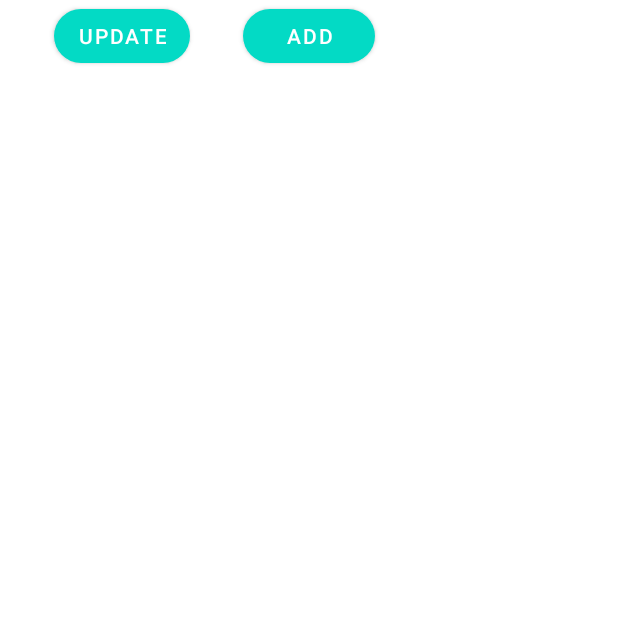
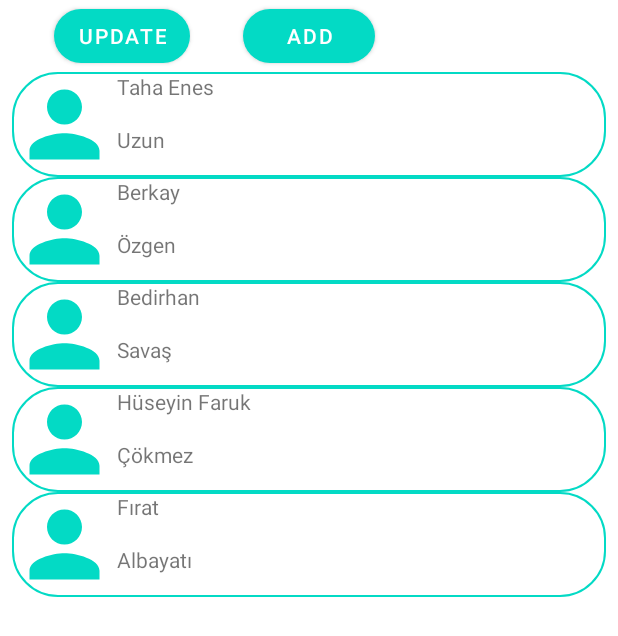
Before and after one commit to tenesuzun/TMD_Contacts_App, an Android app: the ContactsListActivity screen opened directly, with no data from a screen before it, on a phone screen of 412 x 824 dp. Shown: the top 636 px of the screen. Run offline under Robolectric (Android 15) with nearby library versions, the phone set to English and light mode, and no system bars.

Commit message:
Contact List Recycler view preparations: - Contact list recycler view has been set

```diff
--- a/app/build.gradle
+++ b/app/build.gradle
@@ -1,6 +1,7 @@
 plugins {
     id 'com.android.application'
     id 'kotlin-android'
+    id 'kotlin-android-extensions'
 }
 
 android {
--- a/app/src/main/java/com/example/tmdcontactsapp/ContactsListActivity.kt
+++ b/app/src/main/java/com/example/tmdcontactsapp/ContactsListActivity.kt
@@ -4,22 +4,41 @@ import android.content.Intent
 import androidx.appcompat.app.AppCompatActivity
 import android.os.Bundle
 import android.widget.Button
+import androidx.recyclerview.widget.RecyclerView
+import com.example.tmdcontactsapp.adapters.ContactListAdapter
+import com.example.tmdcontactsapp.models.DataSource
+import kotlinx.android.synthetic.main.activity_contacts_list.*
 
 class ContactsListActivity : AppCompatActivity() {
+    //var recyclerView: RecyclerView? = null
     override fun onCreate(savedInstanceState: Bundle?) {
         super.onCreate(savedInstanceState)
         setContentView(R.layout.activity_contacts_list)
 
-        val btn = findViewById<Button>(R.id.button)
-        btn.setOnClickListener{
+        button.setOnClickListener{
             val intent = Intent(this, AddNewContactActivity::class.java)
             startActivity(intent)
         }
 
-        val updateBtn = findViewById<Button>(R.id.button2)
-        updateBtn.setOnClickListener{
+        button2.setOnClickListener{
             val intent = Intent(this, updatingContactActivity::class.java)
             startActivity(intent)
         }
+        //recyclerView = findViewById(R.id.contactListRecycler)
+        initRecyclerView()
+        addDataSet()
+    }
+
+    private fun addDataSet(){
+        val data = DataSource.create_contacts_list()
+        contactsAdapter.submitList(data)
+    }
+
+
+    private lateinit var contactsAdapter: ContactListAdapter
+
+    private fun initRecyclerView(){
+        contactsAdapter = ContactListAdapter()
+        contactListRecycler?.adapter = contactsAdapter
     }
 }
--- /dev/null
+++ b/app/src/main/java/com/example/tmdcontactsapp/adapters/ContactListAdapter.kt
@@ -0,0 +1,52 @@
+package com.example.tmdcontactsapp.adapters
+
+import android.view.LayoutInflater
+import android.view.View
+import android.view.ViewGroup
+import android.widget.ImageView
+import android.widget.TextView
+import androidx.recyclerview.widget.RecyclerView
+import com.example.tmdcontactsapp.R
+import com.example.tmdcontactsapp.models.Contact
+
+class ContactListAdapter: RecyclerView.Adapter<RecyclerView.ViewHolder>() {
+
+    private var contactsList: List<Contact> = ArrayList()
+
+    fun submitList(items: List<Contact>){
+        contactsList = items
+    }
+
+    override fun onCreateViewHolder(parent: ViewGroup, viewType: Int): RecyclerView.ViewHolder {
+        return ContactListViewHolder(
+            LayoutInflater.from(parent.context).inflate(R.layout.contact_list_item_row, parent, false)
+        )
+    }
+
+    override fun onBindViewHolder(holder: RecyclerView.ViewHolder, position: Int) {
+        when(holder){
+            is ContactListViewHolder ->{
+                holder.bind(contactsList.get(position))
+            }
+        }
+    }
+
+    override fun getItemCount(): Int {
+        return contactsList.size
+    }
+
+    class ContactListViewHolder constructor(
+        itemView: View
+    ): RecyclerView.ViewHolder(itemView){
+        private val contactFirstName: TextView = itemView.findViewById(R.id.contactFirstName)
+        private val contactSurname: TextView = itemView.findViewById(R.id.contactSurname)
+        private val contactPP: ImageView = itemView.findViewById(R.id.contactPP)
+
+        fun bind(contact: Contact){
+            contactFirstName.text = contact.firstName
+            contactSurname.text = contact.surname
+            contactPP.setImageResource(contact.contactPicture)
+        }
+    }
+
+}
--- a/app/src/main/java/com/example/tmdcontactsapp/models/Contact.kt
+++ b/app/src/main/java/com/example/tmdcontactsapp/models/Contact.kt
@@ -1,10 +1,14 @@
 package com.example.tmdcontactsapp.models
+
+import android.graphics.drawable.Drawable
+import android.widget.ImageView
+import com.example.tmdcontactsapp.R
 
 data class Contact(
     //region Attributes
-    private var contactPicture: String,
-    private var firstName: String,
-    private var surname: String,
+    var contactPicture: Int,
+    var firstName: String,
+    var surname: String,
     private var emailAddress: String = "",
     private var phoneNumber: String = "",
     private var workNumber: String = "",
--- /dev/null
+++ b/app/src/main/java/com/example/tmdcontactsapp/models/DataSource.kt
@@ -0,0 +1,19 @@
+package com.example.tmdcontactsapp.models
+
+import com.example.tmdcontactsapp.R
+
+class DataSource {
+
+    companion object {
+
+        fun create_contacts_list(): List<Contact> {
+            return listOf(
+                Contact(R.drawable.ic_baseline_person_24, "Taha Enes", "Uzun"),
+                Contact(R.drawable.ic_baseline_person_24, "Berkay", "Özgen"),
+                Contact(R.drawable.ic_baseline_person_24, "Bedirhan", "Savaş"),
+                Contact(R.drawable.ic_baseline_person_24, "Hüseyin Faruk", "Çökmez"),
+                Contact(R.drawable.ic_baseline_person_24, "Fırat", "Albayatı")
+            )
+        }
+    }
+}
```
Also changed, not shown: app/src/main/java/com/example/tmdcontactsapp/adapters/contactListAdapter.kt (deleted, +0 -37 lines), app/src/main/java/com/example/tmdcontactsapp/datasource/ContactListSource.kt (deleted, +0 -13 lines).
